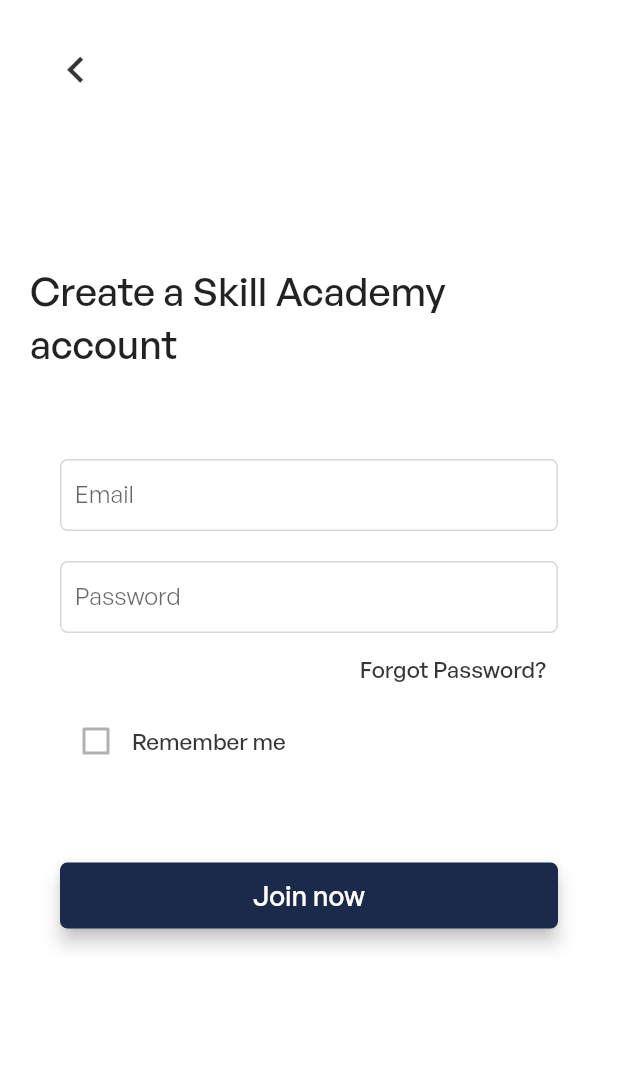
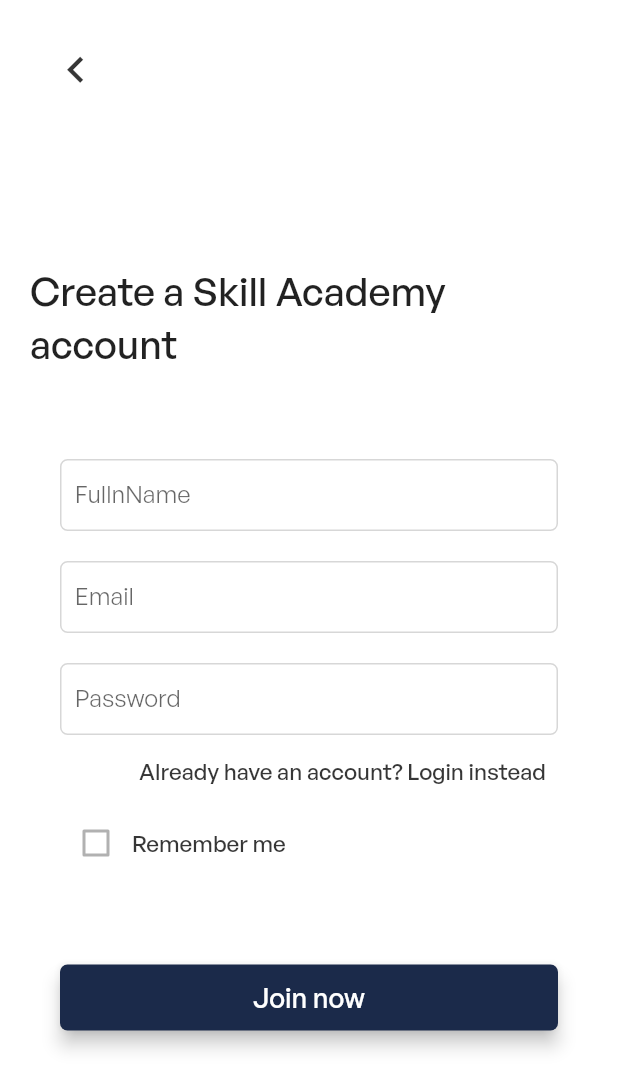
Before and after one commit to realstoman/flutter_login_register_ui, a Flutter app: the RegisterScreen screen opened directly, on a phone screen of 412 x 824 dp. Shown: the top 1089 px of the screen. Run offline on Flutter 3.47's test engine with Material 2 defaults, Android fonts, the phone set to English and light mode, and no system bars.

Commit message:
Add full name field and update the login instead

```diff
--- a/lib/screens/register_screen.dart
+++ b/lib/screens/register_screen.dart
@@ -28,6 +28,32 @@
           fontSize: 18,
           fontFamily: 'GeneralSans',
           fontWeight: FontWeight.w500));
+
+  // Full name input field widget
+  Widget _buildFullNameField() {
+    return TextFormField(
+      decoration: InputDecoration(
+        labelText: 'FullnName',
+        contentPadding: const EdgeInsets.only(top: 10.0, left: 10.0),
+        // prefixIcon: Icon(Icons.email, color: Colors.black87),
+        hintText: 'Enter full name',
+        fillColor: Colors.white,
+        focusedBorder: OutlineInputBorder(
+          borderRadius: BorderRadius.circular(5.0),
+          borderSide: const BorderSide(
+            color: Color.fromARGB(255, 27, 42, 74),
+          ),
+        ),
+        enabledBorder: OutlineInputBorder(
+          borderRadius: BorderRadius.circular(5.0),
+          borderSide: const BorderSide(
+            color: Color.fromARGB(131, 177, 177, 177),
+            width: 1.0,
+          ),
+        ),
+      ),
+    );
+  }
 
   // Email input field widget
   Widget _buildEmailField() {
@@ -82,13 +108,13 @@
   }
 
   // Forgot password button widget
-  Widget _buildForgotPasswordButton() {
+  Widget _buildLoginInsteadButton() {
     return Container(
       alignment: Alignment.centerRight,
       child: TextButton(
         onPressed: () => print('forgot pass'),
         // contentPadding: EdgeInsets.only(right: 0.0),
-        child: const Text('Forgot Password?',
+        child: const Text('Already have an account? Login instead',
             style: TextStyle(
                 fontSize: 15.0,
                 fontFamily: 'GeneralSans',
@@ -196,10 +222,12 @@
                       child: Column(
                         mainAxisAlignment: MainAxisAlignment.center,
                         children: <Widget>[
+                          _buildFullNameField(),
+                          const SizedBox(height: 20.0),
                           _buildEmailField(),
                           const SizedBox(height: 20.0),
                           _buildPasswordField(),
-                          _buildForgotPasswordButton(),
+                          _buildLoginInsteadButton(),
                           _buildRememberMeCheckBox(),
                           const SizedBox(height: 35.0),
                           _buildSignInButton(),
```
